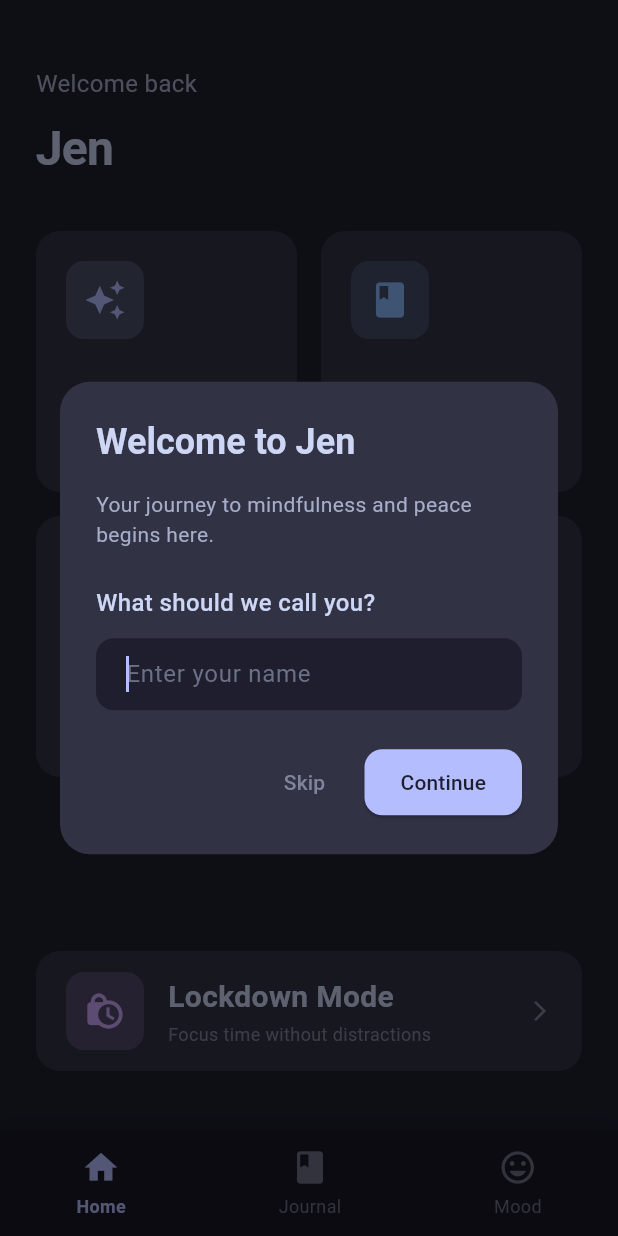
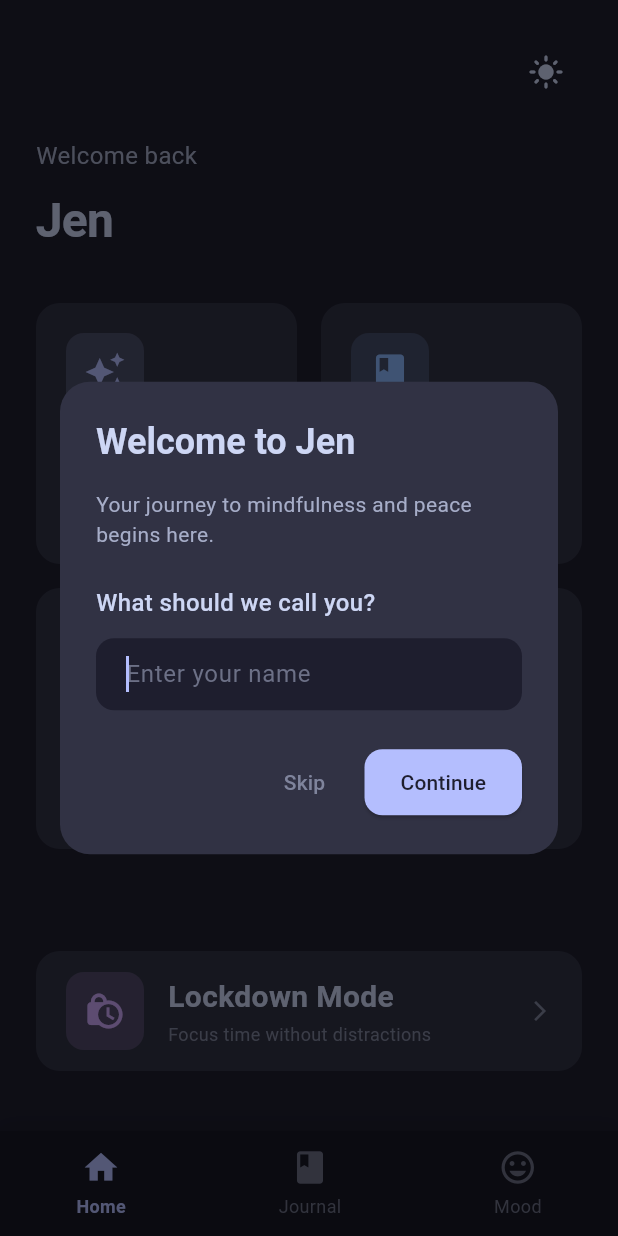
Before and after one commit to Motaphe/Jen, a Flutter app: the screen it shows after launch, on a phone screen of 412 x 824 dp. Run offline on Flutter 3.47's test engine with Material 3 defaults, Android fonts, the phone set to English and light mode, and no system bars; our stand-ins replace fl_chart, shared_preferences, sqflite; accounts and stored records are empty.

Commit message:
feat: add light/dark mode toggle with Catppuccin Latte theme
- Create ThemeProvider for managing theme state
- Add Catppuccin Latte light theme colors
- Implement theme toggle button in home screen
- Save theme preference to SharedPreferences
- Create AppTheme class with light and dark ThemeData
- Integrate Provider package for state management
- Add theme-aware color extension methods

Note: Individual screens still need updates to fully support theme switching

```diff
--- a/lib/constants/colors.dart
+++ b/lib/constants/colors.dart
@@ -1,26 +1,43 @@
 import 'package:flutter/material.dart';
 
-// Catppuccin Mocha Theme Colors
+// Catppuccin Mocha Theme Colors (Dark)
 class AppColors {
-  // Base colors
+  // Dark theme - Base colors
   static const Color base = Color(0xFF1e1e2e);
   static const Color mantle = Color(0xFF181825);
   static const Color crust = Color(0xFF11111b);
 
-  // Surface colors
+  // Dark theme - Surface colors
   static const Color surface0 = Color(0xFF313244);
   static const Color surface1 = Color(0xFF45475a);
   static const Color surface2 = Color(0xFF585b70);
 
-  // Overlay colors
+  // Dark theme - Overlay colors
   static const Color overlay0 = Color(0xFF6c7086);
   static const Color overlay1 = Color(0xFF7f849c);
   static const Color overlay2 = Color(0xFF9399b2);
 
-  // Text colors
+  // Dark theme - Text colors
   static const Color text = Color(0xFFcdd6f4);
   static const Color subtext0 = Color(0xFFa6adc8);
   static const Color subtext1 = Color(0xFFbac2de);
+
+  // Light theme - Catppuccin Latte colors
+  static const Color latteBase = Color(0xFFeff1f5);
+  static const Color latteMantle = Color(0xFFe6e9ef);
+  static const Color latteCrust = Color(0xFFdce0e8);
+
+  static const Color latteSurface0 = Color(0xFFccd0da);
+  static const Color latteSurface1 = Color(0xFFbcc0cc);
+  static const Color latteSurface2 = Color(0xFFacb0be);
+
+  static const Color latteOverlay0 = Color(0xFF9ca0b0);
+  static const Color latteOverlay1 = Color(0xFF8c8fa1);
+  static const Color latteOverlay2 = Color(0xFF7c7f93);
+
+  static const Color latteText = Color(0xFF4c4f69);
+  static const Color latteSubtext0 = Color(0xFF6c6f85);
+  static const Color latteSubtext1 = Color(0xFF5c5f77);
 
   // Accent colors
   static const Color lavender = Color(0xFFb4befe);
--- a/lib/main.dart
+++ b/lib/main.dart
@@ -1,4 +1,6 @@
 import 'package:flutter/material.dart';
+import 'package:provider/provider.dart';
+import 'constants/app_theme.dart';
 import 'constants/colors.dart';
 import 'models/journal_entry.dart';
 import 'models/mood_entry.dart';
@@ -11,9 +13,15 @@
 import 'widgets/bottom_nav.dart';
 import 'services/database_helper.dart';
 import 'services/preferences_helper.dart';
+import 'providers/theme_provider.dart';
 
 void main() {
-  runApp(const JenApp());
+  runApp(
+    ChangeNotifierProvider(
+      create: (_) => ThemeProvider(),
+      child: const JenApp(),
+    ),
+  );
 }
 
 class JenApp extends StatelessWidget {
@@ -21,19 +29,17 @@
 
   @override
   Widget build(BuildContext context) {
-    return MaterialApp(
-      title: 'Jen',
-      debugShowCheckedModeBanner: false,
-      theme: ThemeData(
-        scaffoldBackgroundColor: AppColors.base,
-        colorScheme: ColorScheme.dark(
-          primary: AppColors.lavender,
-          surface: AppColors.surface0,
-          error: AppColors.red,
-        ),
-        useMaterial3: true,
-      ),
-      home: const MainApp(),
+    return Consumer<ThemeProvider>(
+      builder: (context, themeProvider, child) {
+        return MaterialApp(
+          title: 'Jen',
+          debugShowCheckedModeBanner: false,
+          theme: AppTheme.lightTheme,
+          darkTheme: AppTheme.darkTheme,
+          themeMode: themeProvider.themeMode,
+          home: const MainApp(),
+        );
+      },
     );
   }
 }
--- a/lib/screens/home_screen.dart
+++ b/lib/screens/home_screen.dart
@@ -1,8 +1,10 @@
 import 'package:flutter/material.dart';
 import 'package:flutter/services.dart';
+import 'package:provider/provider.dart';
 import '../constants/colors.dart';
 import '../constants/text_styles.dart';
 import '../services/preferences_helper.dart';
+import '../providers/theme_provider.dart';
 
 class HomeScreen extends StatelessWidget {
   final String? userName;
@@ -109,14 +111,35 @@ class HomeScreen extends StatelessWidget {
 
   @override
   Widget build(BuildContext context) {
+    final themeProvider = Provider.of<ThemeProvider>(context);
+    final isDark = themeProvider.isDarkMode;
+
     return Scaffold(
-      backgroundColor: AppColors.base,
+      backgroundColor: isDark ? AppColors.base : AppColors.latteBase,
       body: SafeArea(
         child: Padding(
           padding: const EdgeInsets.all(24.0),
           child: Column(
             crossAxisAlignment: CrossAxisAlignment.start,
             children: [
+              Row(
+                mainAxisAlignment: MainAxisAlignment.spaceBetween,
+                children: [
+                  const SizedBox(width: 40), // Spacer for alignment
+                  Expanded(child: Container()), // Takes up remaining space
+                  IconButton(
+                    icon: Icon(
+                      isDark ? Icons.light_mode : Icons.dark_mode,
+                      color: isDark ? AppColors.text : AppColors.latteText,
+                    ),
+                    onPressed: () {
+                      HapticFeedback.lightImpact();
+                      themeProvider.toggleTheme();
+                    },
+                    tooltip: isDark ? 'Switch to Light Mode' : 'Switch to Dark Mode',
+                  ),
+                ],
+              ),
               const SizedBox(height: 20),
               Text(
                 'Welcome back',
```
